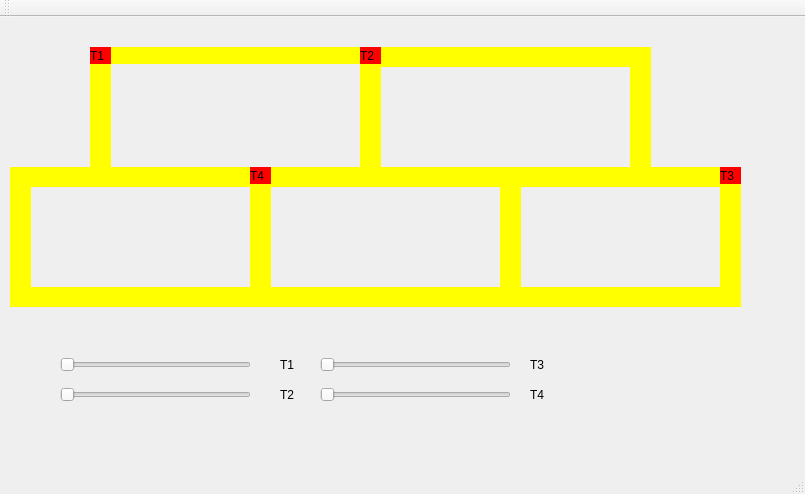
Before: the Qt Designer form mainwindow.ui in rodrigofnobrega/projeto_trem_so, drawn with Qt 5.
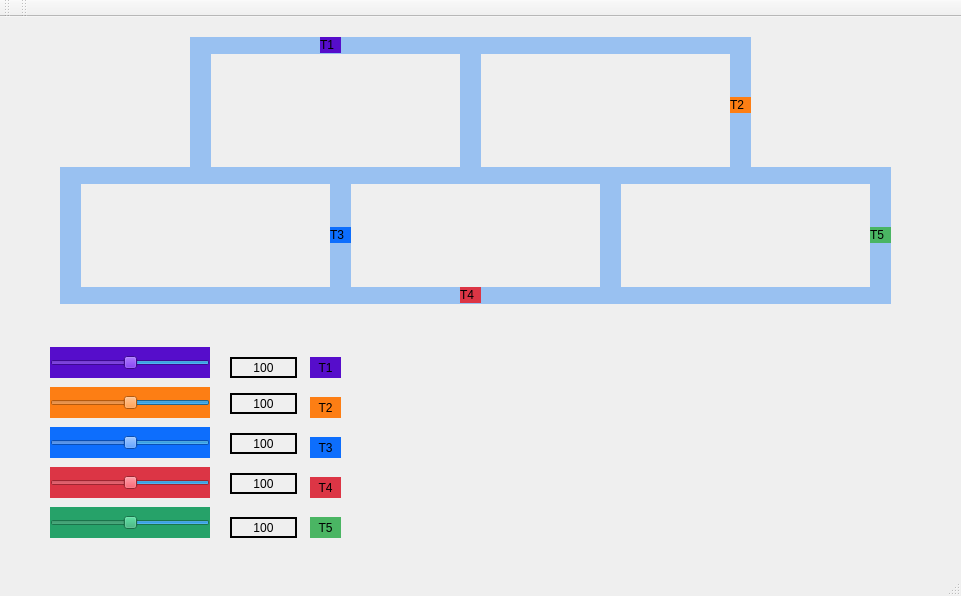
After: the same form once the commit is applied.

```diff
--- a/mainwindow.ui
+++ b/mainwindow.ui
@@ -6,41 +6,25 @@
    <rect>
     <x>0</x>
     <y>0</y>
-    <width>805</width>
-    <height>494</height>
+    <width>961</width>
+    <height>596</height>
    </rect>
   </property>
   <property name="windowTitle">
    <string>MainWindow</string>
   </property>
   <widget class="QWidget" name="centralWidget">
-   <widget class="QLabel" name="label_trem1">
-    <property name="geometry">
-     <rect>
-      <x>90</x>
-      <y>30</y>
-      <width>21</width>
-      <height>17</height>
-     </rect>
-    </property>
-    <property name="styleSheet">
-     <string notr="true">QLabel { background: red}</string>
-    </property>
-    <property name="text">
-     <string>T1</string>
-    </property>
-   </widget>
    <widget class="QLabel" name="label_trilho1">
     <property name="geometry">
      <rect>
-      <x>110</x>
-      <y>30</y>
-      <width>271</width>
+      <x>80</x>
+      <y>150</y>
+      <width>250</width>
       <height>17</height>
      </rect>
     </property>
     <property name="styleSheet">
-     <string notr="true">QLabel { background: yellow}</string>
+     <string notr="true">background: rgb(153, 193, 241);</string>
     </property>
     <property name="text">
      <string/>
@@ -49,14 +33,14 @@
    <widget class="QLabel" name="label_trilho2">
     <property name="geometry">
      <rect>
-      <x>110</x>
-      <y>150</y>
+      <x>80</x>
+      <y>270</y>
       <width>250</width>
-      <height>20</height>
+      <height>17</height>
      </rect>
     </property>
     <property name="styleSheet">
-     <string notr="true">QLabel { background: yellow}</string>
+     <string notr="true">background: rgb(153, 193, 241);</string>
     </property>
     <property name="text">
      <string/>
@@ -65,14 +49,14 @@
    <widget class="QLabel" name="label_trilho3">
     <property name="geometry">
      <rect>
-      <x>360</x>
-      <y>46</y>
+      <x>330</x>
+      <y>150</y>
       <width>21</width>
-      <height>124</height>
+      <height>137</height>
      </rect>
     </property>
     <property name="styleSheet">
-     <string notr="true">QLabel { background: yellow}</string>
+     <string notr="true">background: rgb(153, 193, 241);</string>
     </property>
     <property name="text">
      <string/>
@@ -81,14 +65,14 @@
    <widget class="QLabel" name="label_trilho4">
     <property name="geometry">
      <rect>
-      <x>90</x>
-      <y>30</y>
+      <x>60</x>
+      <y>150</y>
       <width>21</width>
-      <height>140</height>
+      <height>137</height>
      </rect>
     </property>
     <property name="styleSheet">
-     <string notr="true">QLabel { background: yellow}</string>
+     <string notr="true">background: rgb(153, 193, 241);</string>
     </property>
     <property name="text">
      <string/>
@@ -97,14 +81,14 @@
    <widget class="QLabel" name="label_trilho4_2">
     <property name="geometry">
      <rect>
-      <x>630</x>
-      <y>30</y>
+      <x>600</x>
+      <y>150</y>
       <width>21</width>
-      <height>140</height>
+      <height>137</height>
      </rect>
     </property>
     <property name="styleSheet">
-     <string notr="true">QLabel { background: yellow}</string>
+     <string notr="true">background: rgb(153, 193, 241);</string>
     </property>
     <property name="text">
      <string/>
@@ -113,14 +97,14 @@
    <widget class="QLabel" name="label_trilho1_2">
     <property name="geometry">
      <rect>
-      <x>379</x>
-      <y>30</y>
-      <width>251</width>
-      <height>20</height>
+      <x>350</x>
+      <y>150</y>
+      <width>250</width>
+      <height>17</height>
      </rect>
     </property>
     <property name="styleSheet">
-     <string notr="true">QLabel { background: yellow}</string>
+     <string notr="true">background: rgb(153, 193, 241);</string>
     </property>
     <property name="text">
      <string/>
@@ -129,98 +113,46 @@
    <widget class="QLabel" name="label_trilho2_2">
     <property name="geometry">
      <rect>
-      <x>380</x>
+      <x>350</x>
+      <y>270</y>
+      <width>250</width>
+      <height>17</height>
+     </rect>
+    </property>
+    <property name="styleSheet">
+     <string notr="true">background: rgb(153, 193, 241);</string>
+    </property>
+    <property name="text">
+     <string/>
+    </property>
+   </widget>
+   <widget class="QLabel" name="label_trilho1_3">
+    <property name="geometry">
+     <rect>
+      <x>620</x>
       <y>150</y>
-      <width>251</width>
-      <height>20</height>
-     </rect>
-    </property>
-    <property name="styleSheet">
-     <string notr="true">QLabel { background: yellow}</string>
-    </property>
-    <property name="text">
-     <string/>
-    </property>
-   </widget>
-   <widget class="QLabel" name="label_trem2">
-    <property name="geometry">
-     <rect>
-      <x>360</x>
-      <y>30</y>
-      <width>21</width>
+      <width>250</width>
       <height>17</height>
      </rect>
     </property>
     <property name="styleSheet">
-     <string notr="true">QLabel { background: red}</string>
+     <string notr="true">background: rgb(153, 193, 241);</string>
     </property>
     <property name="text">
-     <string>T2</string>
-    </property>
-   </widget>
-   <widget class="QSlider" name="slider_trem_2">
-    <property name="geometry">
-     <rect>
-      <x>60</x>
-      <y>370</y>
-      <width>191</width>
-      <height>16</height>
-     </rect>
-    </property>
-    <property name="orientation">
-     <enum>Qt::Horizontal</enum>
-    </property>
-   </widget>
-   <widget class="QLabel" name="label_slider_trem1">
-    <property name="geometry">
-     <rect>
-      <x>280</x>
-      <y>340</y>
-      <width>16</width>
-      <height>16</height>
-     </rect>
-    </property>
-    <property name="text">
-     <string>T1</string>
-    </property>
-   </widget>
-   <widget class="QLabel" name="label_selider_trem2">
-    <property name="geometry">
-     <rect>
-      <x>280</x>
-      <y>370</y>
-      <width>16</width>
-      <height>16</height>
-     </rect>
-    </property>
-    <property name="text">
-     <string>T2</string>
-    </property>
-   </widget>
-   <widget class="QSlider" name="slider_trem_1">
-    <property name="geometry">
-     <rect>
-      <x>60</x>
-      <y>340</y>
-      <width>191</width>
-      <height>16</height>
-     </rect>
-    </property>
-    <property name="orientation">
-     <enum>Qt::Horizontal</enum>
+     <string/>
     </property>
    </widget>
    <widget class="QLabel" name="label_trilho2_3">
     <property name="geometry">
      <rect>
-      <x>650</x>
-      <y>150</y>
-      <width>90</width>
-      <height>20</height>
+      <x>620</x>
+      <y>270</y>
+      <width>250</width>
+      <height>17</height>
      </rect>
     </property>
     <property name="styleSheet">
-     <string notr="true">QLabel { background: yellow}</string>
+     <string notr="true">background: rgb(153, 193, 241);</string>
     </property>
     <property name="text">
      <string/>
@@ -229,30 +161,46 @@
    <widget class="QLabel" name="label_trilho4_3">
     <property name="geometry">
      <rect>
-      <x>720</x>
+      <x>870</x>
       <y>150</y>
       <width>21</width>
       <height>137</height>
      </rect>
     </property>
     <property name="styleSheet">
-     <string notr="true">QLabel { background: yellow}</string>
+     <string notr="true">background: rgb(153, 193, 241);</string>
     </property>
     <property name="text">
      <string/>
     </property>
    </widget>
-   <widget class="QLabel" name="label_trilho3_1">
+   <widget class="QLabel" name="label_trilho4_6">
     <property name="geometry">
      <rect>
-      <x>500</x>
-      <y>270</y>
-      <width>241</width>
-      <height>20</height>
+      <x>730</x>
+      <y>20</y>
+      <width>21</width>
+      <height>137</height>
      </rect>
     </property>
     <property name="styleSheet">
-     <string notr="true">QLabel { background: yellow}</string>
+     <string notr="true">background: rgb(153, 193, 241);</string>
+    </property>
+    <property name="text">
+     <string/>
+    </property>
+   </widget>
+   <widget class="QLabel" name="label_trilho2_5">
+    <property name="geometry">
+     <rect>
+      <x>480</x>
+      <y>20</y>
+      <width>250</width>
+      <height>17</height>
+     </rect>
+    </property>
+    <property name="styleSheet">
+     <string notr="true">background: rgb(153, 193, 241);</string>
     </property>
     <property name="text">
      <string/>
@@ -261,14 +209,14 @@
    <widget class="QLabel" name="label_trilho4_4">
     <property name="geometry">
      <rect>
-      <x>500</x>
-      <y>170</y>
+      <x>190</x>
+      <y>20</y>
       <width>21</width>
-      <height>101</height>
+      <height>137</height>
      </rect>
     </property>
     <property name="styleSheet">
-     <string notr="true">QLabel { background: yellow}</string>
+     <string notr="true">background: rgb(153, 193, 241);</string>
     </property>
     <property name="text">
      <string/>
@@ -277,120 +225,189 @@
    <widget class="QLabel" name="label_trilho3_2">
     <property name="geometry">
      <rect>
-      <x>270</x>
-      <y>270</y>
-      <width>231</width>
-      <height>20</height>
+      <x>460</x>
+      <y>20</y>
+      <width>21</width>
+      <height>137</height>
      </rect>
     </property>
     <property name="styleSheet">
-     <string notr="true">QLabel { background: yellow}</string>
+     <string notr="true">background: rgb(153, 193, 241);</string>
     </property>
     <property name="text">
      <string/>
     </property>
    </widget>
-   <widget class="QLabel" name="label_trilho3_3">
+   <widget class="QLabel" name="label_trilho2_4">
     <property name="geometry">
      <rect>
-      <x>30</x>
-      <y>270</y>
-      <width>221</width>
-      <height>20</height>
+      <x>210</x>
+      <y>20</y>
+      <width>250</width>
+      <height>17</height>
      </rect>
     </property>
     <property name="styleSheet">
-     <string notr="true">QLabel { background: yellow}</string>
+     <string notr="true">background: rgb(153, 193, 241);</string>
     </property>
     <property name="text">
      <string/>
     </property>
    </widget>
-   <widget class="QLabel" name="label_trilho4_5">
+   <widget class="QLabel" name="label_trem1_2">
     <property name="geometry">
      <rect>
-      <x>250</x>
-      <y>169</y>
-      <width>21</width>
-      <height>121</height>
+      <x>310</x>
+      <y>340</y>
+      <width>31</width>
+      <height>21</height>
      </rect>
     </property>
     <property name="styleSheet">
-     <string notr="true">QLabel { background: yellow}</string>
+     <string notr="true">background: #560dcb;
+</string>
     </property>
     <property name="text">
-     <string/>
+     <string>T1</string>
     </property>
+    <property name="alignment">
+     <set>Qt::AlignCenter</set>
+    </property>
    </widget>
-   <widget class="QLabel" name="label_trilho4_6">
+   <widget class="QLabel" name="label_trem2_2">
     <property name="geometry">
      <rect>
-      <x>10</x>
-      <y>150</y>
+      <x>310</x>
+      <y>380</y>
+      <width>31</width>
+      <height>21</height>
+     </rect>
+    </property>
+    <property name="styleSheet">
+     <string notr="true">background-color: rgb(253, 126, 20);</string>
+    </property>
+    <property name="text">
+     <string>T2</string>
+    </property>
+    <property name="alignment">
+     <set>Qt::AlignCenter</set>
+    </property>
+   </widget>
+   <widget class="QLabel" name="label_trem3_2">
+    <property name="geometry">
+     <rect>
+      <x>310</x>
+      <y>420</y>
+      <width>31</width>
+      <height>21</height>
+     </rect>
+    </property>
+    <property name="styleSheet">
+     <string notr="true">background-color: rgb(13, 110, 253);</string>
+    </property>
+    <property name="text">
+     <string>T3</string>
+    </property>
+    <property name="alignment">
+     <set>Qt::AlignCenter</set>
+    </property>
+   </widget>
+   <widget class="QLabel" name="label_trem4_2">
+    <property name="geometry">
+     <rect>
+      <x>310</x>
+      <y>460</y>
+      <width>31</width>
+      <height>21</height>
+     </rect>
+    </property>
+    <property name="styleSheet">
+     <string notr="true">background-color: rgb(220, 53, 69);</string>
+    </property>
+    <property name="text">
+     <string>T4</string>
+    </property>
+    <property name="alignment">
+     <set>Qt::AlignCenter</set>
+    </property>
+   </widget>
+   <widget class="QLabel" name="label_trem5_2">
+    <property name="geometry">
+     <rect>
+      <x>310</x>
+      <y>500</y>
+      <width>31</width>
+      <height>21</height>
+     </rect>
+    </property>
+    <property name="styleSheet">
+     <string notr="true">background-color: rgb(74, 181, 99);</string>
+    </property>
+    <property name="text">
+     <string>T5</string>
+    </property>
+    <property name="alignment">
+     <set>Qt::AlignCenter</set>
+    </property>
+   </widget>
+   <widget class="QLabel" name="label_trem1">
+    <property name="geometry">
+     <rect>
+      <x>320</x>
+      <y>20</y>
       <width>21</width>
-      <height>140</height>
+      <height>16</height>
      </rect>
     </property>
+    <property name="autoFillBackground">
+     <bool>false</bool>
+    </property>
     <property name="styleSheet">
-     <string notr="true">QLabel { background: yellow}</string>
+     <string notr="true">background: #560dcb;
+color: black;
+text-align: center;</string>
     </property>
     <property name="text">
-     <string/>
+     <string>T1</string>
     </property>
    </widget>
-   <widget class="QLabel" name="label_trilho2_0">
+   <widget class="QLabel" name="label_trem2">
     <property name="geometry">
      <rect>
-      <x>30</x>
-      <y>150</y>
-      <width>61</width>
-      <height>20</height>
+      <x>730</x>
+      <y>80</y>
+      <width>21</width>
+      <height>16</height>
      </rect>
     </property>
+    <property name="autoFillBackground">
+     <bool>false</bool>
+    </property>
     <property name="styleSheet">
-     <string notr="true">QLabel { background: yellow}</string>
+     <string notr="true">background-color: rgb(253, 126, 20);
+color: black;
+text-align: center;</string>
     </property>
     <property name="text">
-     <string/>
+     <string>T2</string>
     </property>
    </widget>
    <widget class="QLabel" name="label_trem3">
     <property name="geometry">
      <rect>
-      <x>720</x>
-      <y>150</y>
+      <x>330</x>
+      <y>210</y>
       <width>21</width>
-      <height>17</height>
+      <height>16</height>
      </rect>
     </property>
+    <property name="autoFillBackground">
+     <bool>false</bool>
+    </property>
     <property name="styleSheet">
-     <string notr="true">QLabel { background: red}</string>
-    </property>
-    <property name="text">
-     <string>T3</string>
-    </property>
-   </widget>
-   <widget class="QSlider" name="slider_trem_3">
-    <property name="geometry">
-     <rect>
-      <x>320</x>
-      <y>340</y>
-      <width>191</width>
-      <height>16</height>
-     </rect>
-    </property>
-    <property name="orientation">
-     <enum>Qt::Horizontal</enum>
-    </property>
-   </widget>
-   <widget class="QLabel" name="label_slider_trem3">
-    <property name="geometry">
-     <rect>
-      <x>530</x>
-      <y>340</y>
-      <width>16</width>
-      <height>16</height>
-     </rect>
+     <string notr="true">background-color: rgb(13, 110, 253);
+color: black;
+text-align: center;</string>
     </property>
     <property name="text">
      <string>T3</string>
@@ -399,80 +416,306 @@
    <widget class="QLabel" name="label_trem4">
     <property name="geometry">
      <rect>
-      <x>250</x>
-      <y>150</y>
+      <x>460</x>
+      <y>270</y>
       <width>21</width>
-      <height>17</height>
+      <height>16</height>
      </rect>
     </property>
+    <property name="autoFillBackground">
+     <bool>false</bool>
+    </property>
     <property name="styleSheet">
-     <string notr="true">QLabel { background: red}</string>
+     <string notr="true">background-color: rgb(220, 53, 69);
+color: black;
+text-align: center;</string>
     </property>
     <property name="text">
      <string>T4</string>
     </property>
    </widget>
-   <widget class="QSlider" name="slider_trem_4">
+   <widget class="QLabel" name="label_trem5">
     <property name="geometry">
      <rect>
-      <x>320</x>
-      <y>370</y>
-      <width>191</width>
+      <x>870</x>
+      <y>210</y>
+      <width>21</width>
       <height>16</height>
      </rect>
     </property>
+    <property name="autoFillBackground">
+     <bool>false</bool>
+    </property>
+    <property name="styleSheet">
+     <string notr="true">background-color: rgb(74, 181, 99);
+color: black;
+text-align: center;</string>
+    </property>
+    <property name="text">
+     <string>T5</string>
+    </property>
+   </widget>
+   <widget class="QSlider" name="horizontalSlider_2">
+    <property name="geometry">
+     <rect>
+      <x>50</x>
+      <y>370</y>
+      <width>160</width>
+      <height>31</height>
+     </rect>
+    </property>
+    <property name="styleSheet">
+     <string notr="true">background-color: rgb(253, 126, 20);</string>
+    </property>
+    <property name="minimum">
+     <number>0</number>
+    </property>
+    <property name="maximum">
+     <number>200</number>
+    </property>
+    <property name="value">
+     <number>100</number>
+    </property>
+    <property name="sliderPosition">
+     <number>100</number>
+    </property>
     <property name="orientation">
      <enum>Qt::Horizontal</enum>
     </property>
+    <property name="invertedAppearance">
+     <bool>true</bool>
+    </property>
+    <property name="invertedControls">
+     <bool>false</bool>
+    </property>
    </widget>
-   <widget class="QLabel" name="label_slider_trem4">
+   <widget class="QSlider" name="horizontalSlider_3">
     <property name="geometry">
      <rect>
-      <x>530</x>
-      <y>370</y>
-      <width>16</width>
-      <height>16</height>
+      <x>50</x>
+      <y>410</y>
+      <width>160</width>
+      <height>31</height>
      </rect>
     </property>
+    <property name="styleSheet">
+     <string notr="true">background-color: rgb(13, 110, 253);</string>
+    </property>
+    <property name="maximum">
+     <number>200</number>
+    </property>
+    <property name="value">
+     <number>100</number>
+    </property>
+    <property name="orientation">
+     <enum>Qt::Horizontal</enum>
+    </property>
+    <property name="invertedAppearance">
+     <bool>true</bool>
+    </property>
+   </widget>
+   <widget class="QSlider" name="horizontalSlider_4">
+    <property name="geometry">
+     <rect>
+      <x>50</x>
+      <y>450</y>
+      <width>160</width>
+      <height>31</height>
+     </rect>
+    </property>
+    <property name="styleSheet">
+     <string notr="true">background-color: rgb(220, 53, 69);</string>
+    </property>
+    <property name="maximum">
+     <number>200</number>
+    </property>
+    <property name="value">
+     <number>100</number>
+    </property>
+    <property name="orientation">
+     <enum>Qt::Horizontal</enum>
+    </property>
+    <property name="invertedAppearance">
+     <bool>true</bool>
+    </property>
+   </widget>
+   <widget class="QSlider" name="horizontalSlider_5">
+    <property name="geometry">
+     <rect>
+      <x>50</x>
+      <y>490</y>
+      <width>160</width>
+      <height>31</height>
+     </rect>
+    </property>
+    <property name="layoutDirection">
+     <enum>Qt::LeftToRight</enum>
+    </property>
+    <property name="styleSheet">
+     <string notr="true">background-color: rgb(38, 162, 105);</string>
+    </property>
+    <property name="maximum">
+     <number>200</number>
+    </property>
+    <property name="value">
+     <number>100</number>
+    </property>
+    <property name="orientation">
+     <enum>Qt::Horizontal</enum>
+    </property>
+    <property name="invertedAppearance">
+     <bool>true</bool>
+    </property>
+   </widget>
+   <widget class="QSlider" name="horizontalSlider_1">
+    <property name="geometry">
+     <rect>
+      <x>50</x>
+      <y>330</y>
+      <width>160</width>
+      <height>31</height>
+     </rect>
+    </property>
+    <property name="styleSheet">
+     <string notr="true">background: #560dcb;
+</string>
+    </property>
+    <property name="maximum">
+     <number>200</number>
+    </property>
+    <property name="value">
+     <number>100</number>
+    </property>
+    <property name="orientation">
+     <enum>Qt::Horizontal</enum>
+    </property>
+    <property name="invertedAppearance">
+     <bool>true</bool>
+    </property>
+   </widget>
+   <widget class="QLabel" name="vT4">
+    <property name="geometry">
+     <rect>
+      <x>230</x>
+      <y>456</y>
+      <width>67</width>
+      <height>21</height>
+     </rect>
+    </property>
+    <property name="frameShape">
+     <enum>QFrame::Box</enum>
+    </property>
+    <property name="frameShadow">
+     <enum>QFrame::Plain</enum>
+    </property>
+    <property name="lineWidth">
+     <number>2</number>
+    </property>
     <property name="text">
-     <string>T4</string>
+     <string>100</string>
     </property>
+    <property name="alignment">
+     <set>Qt::AlignCenter</set>
+    </property>
    </widget>
-   <zorder>label_trilho1</zorder>
-   <zorder>label_trilho2</zorder>
-   <zorder>label_trilho3</zorder>
-   <zorder>label_trilho4</zorder>
-   <zorder>label_trem1</zorder>
-   <zorder>label_trilho4_2</zorder>
-   <zorder>label_trilho1_2</zorder>
-   <zorder>label_trilho2_2</zorder>
-   <zorder>label_trem2</zorder>
-   <zorder>slider_trem_2</zorder>
-   <zorder>label_slider_trem1</zorder>
-   <zorder>label_selider_trem2</zorder>
-   <zorder>slider_trem_1</zorder>
-   <zorder>label_trilho2_3</zorder>
-   <zorder>label_trilho4_3</zorder>
-   <zorder>label_trilho3_1</zorder>
-   <zorder>label_trilho4_4</zorder>
-   <zorder>label_trilho3_2</zorder>
-   <zorder>label_trilho3_3</zorder>
-   <zorder>label_trilho4_5</zorder>
-   <zorder>label_trilho4_6</zorder>
-   <zorder>label_trilho2_0</zorder>
-   <zorder>label_trem3</zorder>
-   <zorder>slider_trem_3</zorder>
-   <zorder>label_slider_trem3</zorder>
-   <zorder>label_trem4</zorder>
-   <zorder>slider_trem_4</zorder>
-   <zorder>label_slider_trem4</zorder>
+   <widget class="QLabel" name="vT1">
+    <property name="geometry">
+     <rect>
+      <x>230</x>
+      <y>340</y>
+      <width>67</width>
+      <height>21</height>
+     </rect>
+    </property>
+    <property name="frameShape">
+     <enum>QFrame::Box</enum>
+    </property>
+    <property name="lineWidth">
+     <number>2</number>
+    </property>
+    <property name="text">
+     <string>100</string>
+    </property>
+    <property name="alignment">
+     <set>Qt::AlignCenter</set>
+    </property>
+   </widget>
+   <widget class="QLabel" name="vT3">
+    <property name="geometry">
+     <rect>
+      <x>230</x>
+      <y>416</y>
+      <width>67</width>
+      <height>21</height>
+     </rect>
+    </property>
+    <property name="frameShape">
+     <enum>QFrame::Box</enum>
+    </property>
+    <property name="lineWidth">
+     <number>2</number>
+    </property>
+    <property name="text">
+     <string>100</string>
+    </property>
+    <property name="alignment">
+     <set>Qt::AlignCenter</set>
+    </property>
+   </widget>
+   <widget class="QLabel" name="vT5">
+    <property name="geometry">
+     <rect>
+      <x>230</x>
+      <y>500</y>
+      <width>67</width>
+      <height>21</height>
+     </rect>
+    </property>
+    <property name="frameShape">
+     <enum>QFrame::Box</enum>
+    </property>
+    <property name="frameShadow">
+     <enum>QFrame::Plain</enum>
+    </property>
+    <property name="lineWidth">
+     <number>2</number>
+    </property>
+    <property name="text">
+     <string>100</string>
+    </property>
+    <property name="alignment">
+     <set>Qt::AlignCenter</set>
+    </property>
+   </widget>
+   <widget class="QLabel" name="vT2">
+    <property name="geometry">
+     <rect>
+      <x>230</x>
+      <y>376</y>
+      <width>67</width>
+      <height>21</height>
+     </rect>
+    </property>
+    <property name="frameShape">
+     <enum>QFrame::Box</enum>
+    </property>
+    <property name="lineWidth">
+     <number>2</number>
+    </property>
+    <property name="text">
+     <string>100</string>
+    </property>
+    <property name="alignment">
+     <set>Qt::AlignCenter</set>
+    </property>
+   </widget>
   </widget>
   <widget class="QMenuBar" name="menuBar">
    <property name="geometry">
     <rect>
      <x>0</x>
      <y>0</y>
-     <width>805</width>
+     <width>961</width>
      <height>19</height>
     </rect>
    </property>
@@ -486,6 +729,17 @@
    </attribute>
   </widget>
   <widget class="QStatusBar" name="statusBar"/>
+  <widget class="QToolBar" name="toolBar">
+   <property name="windowTitle">
+    <string>toolBar</string>
+   </property>
+   <attribute name="toolBarArea">
+    <enum>TopToolBarArea</enum>
+   </attribute>
+   <attribute name="toolBarBreak">
+    <bool>false</bool>
+   </attribute>
+  </widget>
  </widget>
  <layoutdefault spacing="6" margin="11"/>
  <resources/>
```
